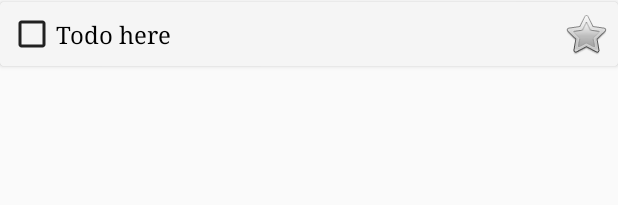
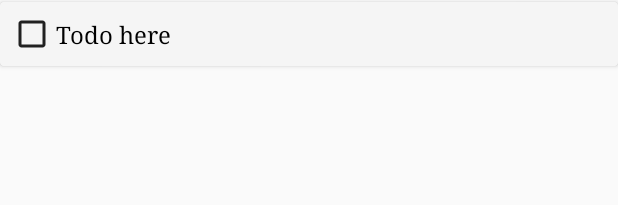
Before and after one commit to ankitgaurav/Jotter, an Android app: the layout todos_row_item.xml on its own in the app's theme, with its tools: preview values and no code run, on a phone screen of 412 x 824 dp. Shown: the top 205 px of the screen. Run offline under Robolectric (Android 15) with nearby library versions, the phone set to English and light mode, and no system bars.

Commit message:
Removed Star buttom from todosListItems

```diff
--- a/app/src/main/java/com/ankitgaurav/notes/Note.java
+++ b/app/src/main/java/com/ankitgaurav/notes/Note.java
@@ -51,4 +51,9 @@ public class Note {
     public void setCreatedAt(String createdAt) {
         this.createdAt = createdAt;
     }
+
+    @Override
+    public String toString() {
+        return getNoteText();
+    }
 }
--- a/app/src/main/java/com/ankitgaurav/notes/NotesFragment.java
+++ b/app/src/main/java/com/ankitgaurav/notes/NotesFragment.java
@@ -11,7 +11,6 @@ import android.view.LayoutInflater;
 import android.view.View;
 import android.view.ViewGroup;
 import android.widget.AdapterView;
-import android.widget.LinearLayout;
 import android.widget.ListView;
 import android.widget.TextView;
 
--- a/app/src/main/java/com/ankitgaurav/notes/View_Holder.java
+++ b/app/src/main/java/com/ankitgaurav/notes/View_Holder.java
@@ -22,7 +22,7 @@ public class View_Holder extends RecyclerView.ViewHolder {
         cv = (CardView) itemView.findViewById(R.id.cardView);
         title = (TextView) itemView.findViewById(R.id.title);
         checkBox = (CheckBox) itemView.findViewById(R.id.checkBox);
-        starButton = (CheckBox) itemView.findViewById(R.id.star_todo);
-        rl1 = (RelativeLayout) starButton.getParent();
+        //starButton = (CheckBox) itemView.findViewById(R.id.star_todo);
+        //rl1 = (RelativeLayout) starButton.getParent();
     }
 }
--- a/app/src/main/res/layout/content_detailed_note.xml
+++ b/app/src/main/res/layout/content_detailed_note.xml
@@ -2,6 +2,7 @@
 <RelativeLayout xmlns:android="http://schemas.android.com/apk/res/android"
     android:layout_width="match_parent"
     android:layout_height="match_parent"
+    android:layout_marginTop="?attr/actionBarSize"
     >
     <TextView
         android:layout_width="match_parent"
@@ -18,9 +19,7 @@
     <ScrollView
         android:layout_width="match_parent"
         android:layout_height="wrap_content"
-        android:id="@+id/detailed_note_scroller"
-        android:layout_marginTop="?attr/actionBarSize"
-        android:paddingBottom="10dp">
+        android:id="@+id/detailed_note_scroller">
         <TextView
             android:text="Note Text"
             android:layout_width="fill_parent"
--- a/app/src/main/res/layout/fragment_todos.xml
+++ b/app/src/main/res/layout/fragment_todos.xml
@@ -6,7 +6,7 @@
     <android.support.v7.widget.RecyclerView
         xmlns:android="http://schemas.android.com/apk/res/android"
         android:id="@+id/todos_recyclerview"
-        android:layout_width="wrap_content"
+        android:layout_width="match_parent"
         android:layout_height="wrap_content"/>
 
     <TextView
--- a/app/src/main/res/layout/todos_row_item.xml
+++ b/app/src/main/res/layout/todos_row_item.xml
@@ -3,7 +3,7 @@
     android:id="@+id/cardView"
     android:layout_width="match_parent"
     android:layout_height="wrap_content"
-    android:layout_marginBottom="5dp"
+    android:layout_marginBottom="1dp"
     android:layout_marginTop="1dp"
     app:cardCornerRadius="3dp"
     app:cardElevation="2dp"
@@ -36,15 +36,15 @@
             android:layout_alignParentLeft="true"
             android:layout_alignParentStart="true"
             />
-        <CheckBox
-            android:id="@+id/star_todo"
-            android:layout_width="wrap_content"
-            android:layout_height="wrap_content"
-            android:layout_alignParentTop="true"
-            android:clickable="true"
-            android:layout_alignParentRight="true"
-            android:button="@android:drawable/btn_star_big_off"
-            />
+        <!--<CheckBox-->
+            <!--android:id="@+id/star_todo"-->
+            <!--android:layout_width="wrap_content"-->
+            <!--android:layout_height="wrap_content"-->
+            <!--android:layout_alignParentTop="true"-->
+            <!--android:clickable="true"-->
+            <!--android:layout_alignParentRight="true"-->
+            <!--android:button="@android:drawable/btn_star_big_off"-->
+            <!--/>-->
     </RelativeLayout>
 
 </android.support.v7.widget.CardView>
--- a/app/src/main/res/menu/detailed_note_menu.xml
+++ b/app/src/main/res/menu/detailed_note_menu.xml
@@ -32,8 +32,8 @@
     <item
         android:title="Info"
         android:id="@+id/action_info"
-        app:showAsAction="never"
-        android:icon="@android:drawable/ic_dialog_info"
+        app:showAsAction="ifRoom"
+        android:icon="@android:drawable/ic_menu_info_details"
         android:orderInCategory="500"
         />
     <item
```
Also changed, not shown: app/src/main/java/com/ankitgaurav/notes/DetailedNote.java (+0 -9 lines), app/src/main/java/com/ankitgaurav/notes/NoteEditor.java (+0 -9 lines), app/src/main/java/com/ankitgaurav/notes/Todos_Adapter.java (+26 -10 lines).
